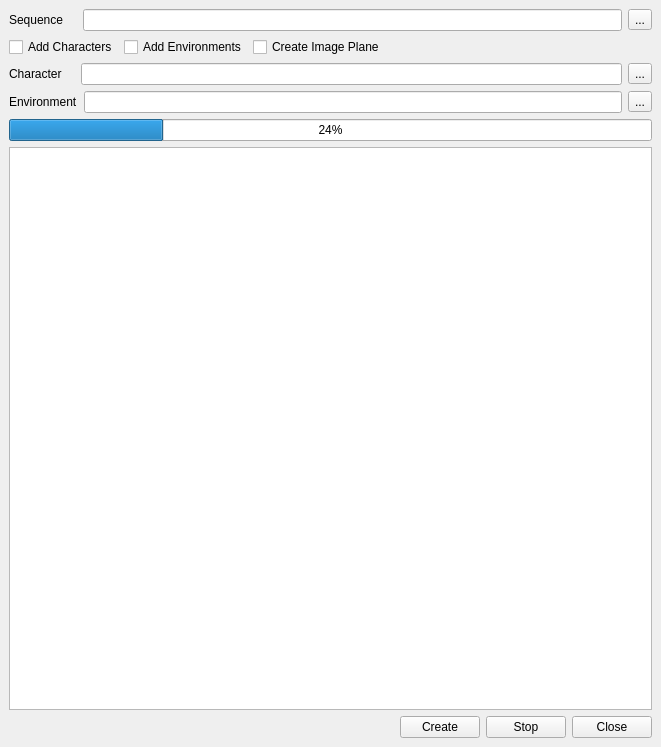
The window that ui/main.ui (iceanimations/createLayout) describes before a commit, drawn with Qt 5.
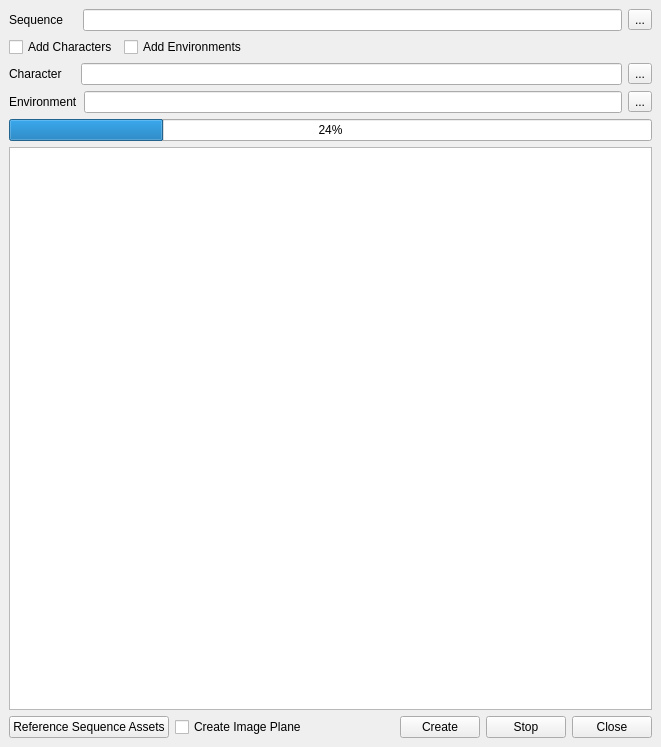
The same window after the commit.

Commit message: addAssets renamed to ReferenceSequenceAssets

```diff
--- a/ui/main.ui
+++ b/ui/main.ui
@@ -55,13 +55,6 @@
         </property>
        </widget>
       </item>
-      <item>
-       <widget class="QCheckBox" name="imagePlaneButton">
-        <property name="text">
-         <string>Create Image Plane</string>
-        </property>
-       </widget>
-      </item>
       <item>
        <spacer name="horizontalSpacer_2">
         <property name="orientation">
@@ -148,6 +141,29 @@
     </item>
     <item>
      <layout class="QHBoxLayout" name="horizontalLayout_3">
+      <item>
+       <widget class="QPushButton" name="addAssetsButton">
+        <property name="minimumSize">
+         <size>
+          <width>75</width>
+          <height>0</height>
+         </size>
+        </property>
+        <property name="toolTip">
+         <string>Add Assets for the specified Sequence</string>
+        </property>
+        <property name="text">
+         <string>Reference Sequence Assets</string>
+        </property>
+       </widget>
+      </item>
+      <item>
+       <widget class="QCheckBox" name="imagePlaneButton">
+        <property name="text">
+         <string>Create Image Plane</string>
+        </property>
+       </widget>
+      </item>
       <item>
        <spacer name="horizontalSpacer">
         <property name="orientation">
```
Left out of the diff: 2 changed lines with no effect on the pictures. The commit also changes 1 other file.
